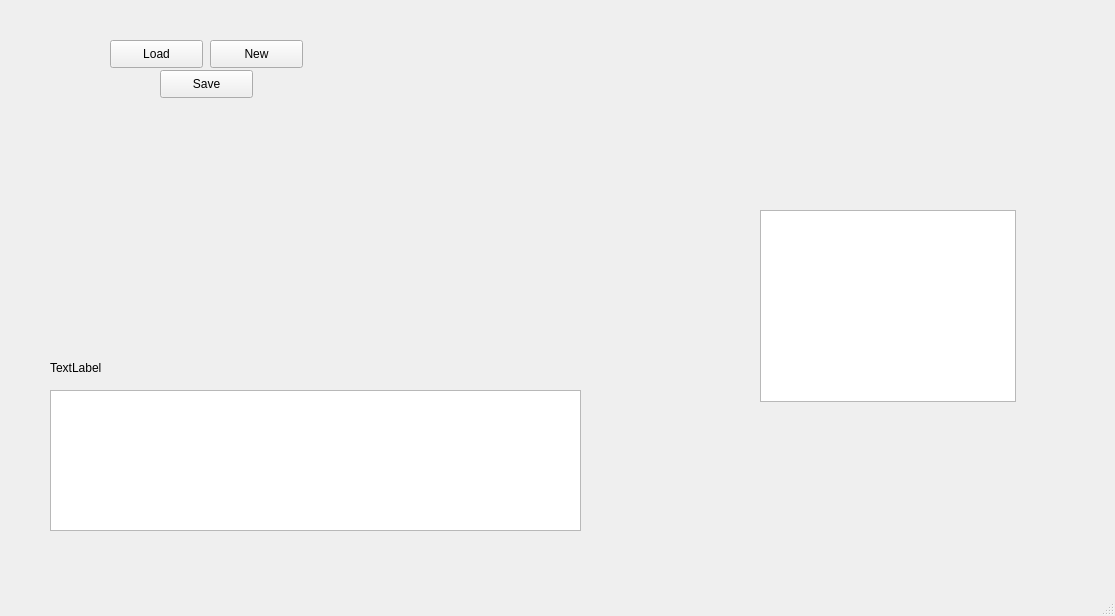
First picture: the form in mainwindow.ui, repository Zo-Bro/story_arc_grapher, before the edit.
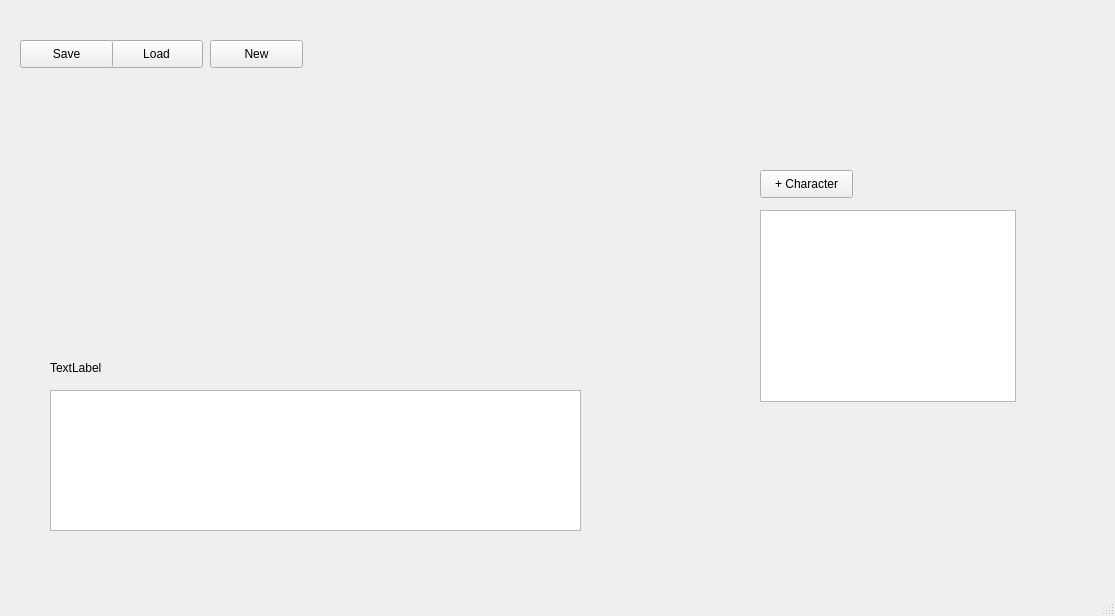
Second picture: the form after the edit. Custom widgets are drawn as their Qt base class.

Commit message: started adding a new character window.

The edit to the form file:
```diff
--- a/mainwindow.ui
+++ b/mainwindow.ui
@@ -43,8 +43,8 @@
    <widget class="QPushButton" name="saveBtn">
     <property name="geometry">
      <rect>
-      <x>160</x>
-      <y>70</y>
+      <x>20</x>
+      <y>40</y>
       <width>93</width>
       <height>28</height>
      </rect>
@@ -96,6 +96,29 @@
      </rect>
     </property>
    </widget>
+   <widget class="PlotWidget" name="graphWidget" native="true">
+    <property name="geometry">
+     <rect>
+      <x>49</x>
+      <y>119</y>
+      <width>521</width>
+      <height>231</height>
+     </rect>
+    </property>
+   </widget>
+   <widget class="QPushButton" name="newCharBtn">
+    <property name="geometry">
+     <rect>
+      <x>760</x>
+      <y>170</y>
+      <width>93</width>
+      <height>28</height>
+     </rect>
+    </property>
+    <property name="text">
+     <string>+ Character</string>
+    </property>
+   </widget>
   </widget>
   <widget class="QMenuBar" name="menubar">
    <property name="geometry">
@@ -109,6 +132,14 @@
   </widget>
   <widget class="QStatusBar" name="statusbar"/>
  </widget>
+ <customwidgets>
+  <customwidget>
+   <class>PlotWidget</class>
+   <extends>QWidget</extends>
+   <header>pyqtgraph</header>
+   <container>1</container>
+  </customwidget>
+ </customwidgets>
  <resources/>
  <connections/>
 </ui>
```
The commit also changes 7 other files.
